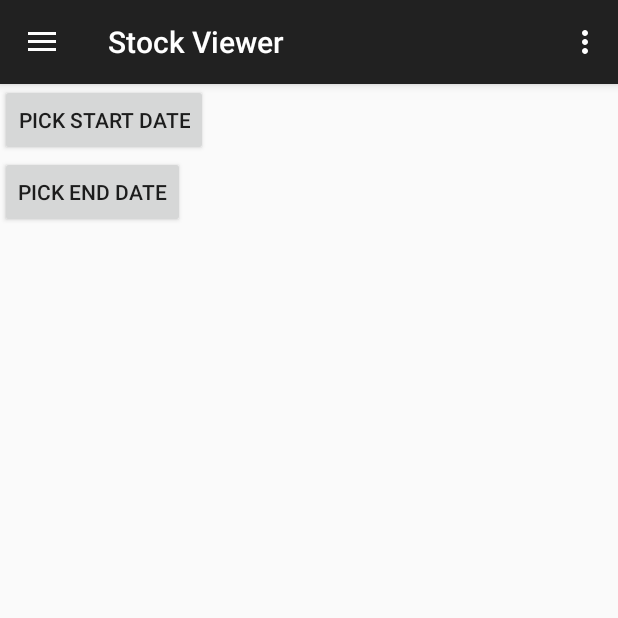
After one commit to gautamr95/StockViewer, an Android app: the fragment CustomDateFragment placed in its activity, on a phone screen of 412 x 824 dp, the top half of it. The commit adds this screen. Run offline under Robolectric (Android 15) with nearby library versions, the phone set to English and light mode, and no system bars; libraries missing offline, so code that uses them is left out: com.github.mikephil.charting; 3 statements that could not run were skipped.

Commit message:
Add new fragment with date pickers for custom date view

```diff
--- /dev/null
+++ b/app/src/main/java/com/example/gautam/stockviewer/CustomDateFragment.java
@@ -0,0 +1,111 @@
+package com.example.gautam.stockviewer;
+
+import android.app.DatePickerDialog;
+import android.app.Dialog;
+import android.app.DialogFragment;
+import android.app.Fragment;
+import android.os.Bundle;
+import android.support.annotation.Nullable;
+import android.util.Log;
+import android.view.LayoutInflater;
+import android.view.View;
+import android.view.ViewGroup;
+import android.widget.Button;
+import android.widget.DatePicker;
+import android.widget.TextView;
+
+import java.util.Calendar;
+
+/**
+ * Created by Gautam on 6/22/2015.
+ */
+public class CustomDateFragment extends Fragment {
+    final static String LOG_TAG = "Custom Date Fragment";
+
+    private Button mBtn_start;
+    private Button mBtn_end;
+    private static TextView mStart_date;
+    private static TextView mEnd_date;
+
+
+    private static Calendar start_date;
+    private static Calendar end_date;
+
+    private static int pos;
+
+    public CustomDateFragment() {
+    }
+
+    @Override
+    public void onCreate(Bundle savedInstanceState) {
+        super.onCreate(savedInstanceState);
+    }
+
+    @Nullable
+    @Override
+    public View onCreateView(LayoutInflater inflater, ViewGroup container, Bundle savedInstanceState) {
+        final View rootView = inflater.inflate(R.layout.fragment_custom_date, container,
+                false);
+        mBtn_start = (Button) rootView.findViewById(R.id.btn_start);
+        mBtn_end = (Button) rootView.findViewById(R.id.btn_end);
+        mStart_date = (TextView) rootView.findViewById(R.id.date_start);
+        mEnd_date = (TextView) rootView.findViewById(R.id.date_end);
+        start_date = Calendar.getInstance();
+        end_date = Calendar.getInstance();
+        mBtn_start.setOnClickListener(new View.OnClickListener() {
+            @Override
+            public void onClick(View v) {
+                DialogFragment newFragment = new DatePickerFragment();
+                newFragment.show(getActivity().getFragmentManager(), "datePicker");
+                pos = 0;
+
+            }
+        });
+
+        mBtn_end.setOnClickListener(new View.OnClickListener() {
+            @Override
+            public void onClick(View v) {
+                DialogFragment newFragment = new DatePickerFragment();
+                newFragment.show(getActivity().getFragmentManager(), "datePicker");
+                pos = 1;
+
+            }
+        });
+        return rootView;
+
+    }
+
+
+    public static class DatePickerFragment extends DialogFragment implements DatePickerDialog.OnDateSetListener {
+
+        @Override
+        public void onDateSet(DatePicker view, int year, int monthOfYear, int dayOfMonth) {
+            if (pos == 0) {
+                start_date = Calendar.getInstance();
+                start_date.set(year, monthOfYear, dayOfMonth);
+                mStart_date.setText(start_date.get(Calendar.YEAR) + "-" + (start_date.get(Calendar.MONTH)+1) + "-" + start_date.get(Calendar.DAY_OF_MONTH));
+                Log.v(LOG_TAG, start_date.toString());
+            } else if (pos == 1) {
+                end_date = Calendar.getInstance();
+                end_date.set(year, monthOfYear, dayOfMonth);
+                mEnd_date.setText(end_date.get(Calendar.YEAR) + "-" + (end_date.get(Calendar.MONTH)+1) + "-" + end_date.get(Calendar.DAY_OF_MONTH));
+                Log.v(LOG_TAG, end_date.toString());
+            }
+        }
+
+        @Override
+        public Dialog onCreateDialog(Bundle savedInstanceState) {
+            // Use the current date as the default date in the picker
+            final Calendar c = Calendar.getInstance();
+            int year = c.get(Calendar.YEAR);
+            int month = c.get(Calendar.MONTH);
+            int day = c.get(Calendar.DAY_OF_MONTH);
+
+            // Create a new instance of DatePickerDialog and return it
+            return new DatePickerDialog(getActivity(), this, year, month, day);
+        }
+
+    }
+
+
+}
--- a/app/src/main/java/com/example/gautam/stockviewer/MainActivity.java
+++ b/app/src/main/java/com/example/gautam/stockviewer/MainActivity.java
@@ -83,7 +83,19 @@ public class MainActivity extends AppCompatActivity {
     }
 
     private void selectItem(int position) {
-        Fragment fragment = new StockViewFragment();
+        Fragment fragment;
+        switch (position) {
+            case 0:
+                fragment = new StockViewFragment();
+                break;
+            case 1:
+                fragment = new CustomDateFragment();
+                break;
+            default:
+                fragment = new StockViewFragment();
+        }
+
+
 //        Bundle args = new Bundle();
 //        args.putInt(PlanetFragment.ARG_PLANET_NUMBER, position);
 //        fragment.setArguments(args);
--- /dev/null
+++ b/app/src/main/res/layout/fragment_custom_date.xml
@@ -0,0 +1,29 @@
+<?xml version="1.0" encoding="utf-8"?>
+<LinearLayout xmlns:android="http://schemas.android.com/apk/res/android"
+    android:layout_width="match_parent"
+    android:layout_height="match_parent"
+    android:orientation="vertical">
+
+    <Button
+        android:id="@+id/btn_start"
+        android:layout_width="wrap_content"
+        android:layout_height="wrap_content"
+        android:text="@string/start_date" />
+
+    <Button
+        android:id="@+id/btn_end"
+        android:layout_width="wrap_content"
+        android:layout_height="wrap_content"
+        android:text="@string/end_date" />
+
+    <TextView
+        android:id="@+id/date_start"
+        android:layout_width="wrap_content"
+        android:layout_height="wrap_content" />
+
+    <TextView
+        android:id="@+id/date_end"
+        android:layout_width="wrap_content"
+        android:layout_height="wrap_content" />
+
+</LinearLayout>
--- a/app/src/main/res/values/strings.xml
+++ b/app/src/main/res/values/strings.xml
@@ -12,13 +12,13 @@
 
     <string-array name="nav_array">
         <item>Stock Graph</item>
+        <item>Custom Date Range</item>
     </string-array>
 
     <string name="navigation_drawer_open">Open navigation drawer</string>
     <string name="navigation_drawer_close">Close navigation drawer</string>
 
-<!-- TODO: Remove or change this placeholder text -->
-    <string name="hello_blank_fragment">Hello blank fragment</string>
-
+    <string name="start_date">Pick start date</string>
+    <string name="end_date">Pick end date</string>
 
 </resources>
```
